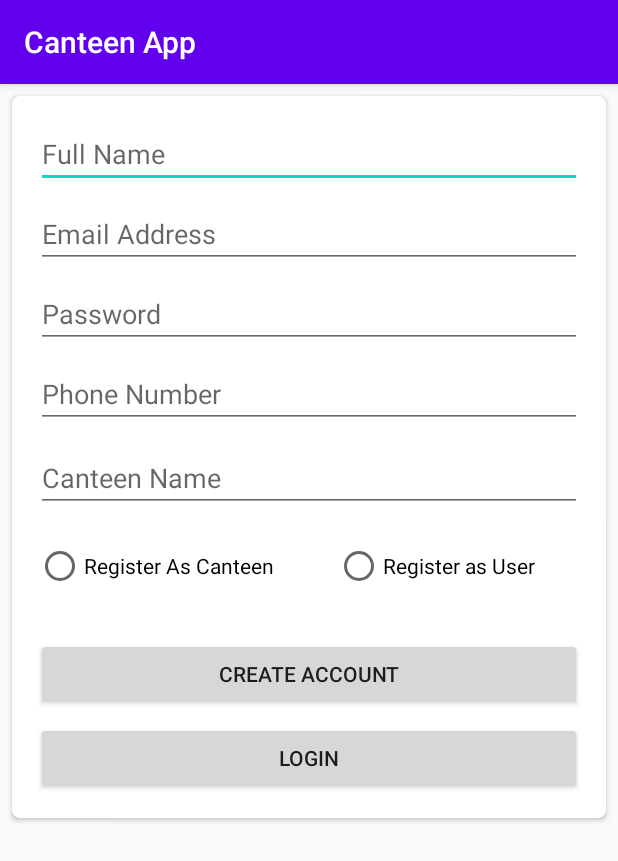
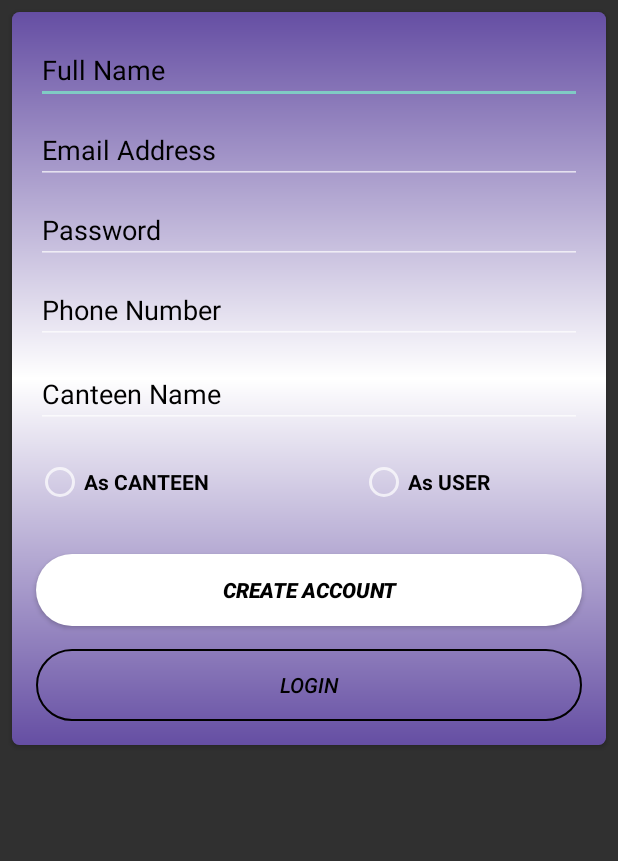
Before and after one commit to yogeshwarram/CanteenApp, an Android app: the RegisterActivity screen opened directly, with no data from a screen before it, on a phone screen of 412 x 824 dp. Shown: the top 861 px of the screen. Run offline under Robolectric (Android 15) with nearby library versions, the phone set to English and light mode, and no system bars; our stand-ins replace Firebase (no records; nobody signed in at launch, a user with empty details on screens opened directly).

Commit message:
Register Page UI

```diff
--- a/app/src/main/AndroidManifest.xml
+++ b/app/src/main/AndroidManifest.xml
@@ -9,7 +9,8 @@
         android:roundIcon="@mipmap/ic_launcher_round"
         android:supportsRtl="true"
         android:theme="@style/AppTheme">
-        <activity android:name=".RegisterActivity"/>
+        <activity android:name=".RegisterActivity"
+            android:theme="@style/Theme.AppCompat.NoActionBar"/>
         <activity android:name=".LoginActivity"
             android:theme="@style/Theme.AppCompat.NoActionBar">
             <intent-filter>
--- /dev/null
+++ b/app/src/main/res/drawable/layout3.xml
@@ -0,0 +1,6 @@
+<?xml version="1.0" encoding="utf-8"?>
+<shape xmlns:android="http://schemas.android.com/apk/res/android" android:shape="rectangle" >
+
+    <gradient android:startColor="#654ea3" android:centerColor="@color/colorWhite" android:endColor="#654ea3" android:type="linear" android:angle="270"/>
+
+</shape>
--- a/app/src/main/res/layout/activity_login.xml
+++ b/app/src/main/res/layout/activity_login.xml
@@ -41,8 +41,8 @@
             android:layout_width="260dp"
             android:layout_height="50dp"
             android:inputType="textPassword"
+            android:hint="Password"
             android:textColor="@color/colorBlack"
-            android:hint="Password"
             android:textColorHint="@color/colorBlack"
             android:layout_below="@id/loginEmail"
             android:layout_marginTop="20dp"
--- a/app/src/main/res/layout/activity_register.xml
+++ b/app/src/main/res/layout/activity_register.xml
@@ -5,8 +5,7 @@
     android:layout_width="match_parent"
     android:layout_height="match_parent"
     tools:context=".RegisterActivity">
-
-    <androidx.cardview.widget.CardView
+<androidx.cardview.widget.CardView
         android:layout_width="0dp"
         android:layout_height="wrap_content"
         android:layout_marginStart="8dp"
@@ -19,7 +18,8 @@
 
         <androidx.constraintlayout.widget.ConstraintLayout
             android:layout_width="match_parent"
-            android:layout_height="match_parent">
+            android:layout_height="match_parent"
+            android:background="@drawable/layout3">
 
             <EditText
                 android:id="@+id/registerName"
@@ -29,6 +29,8 @@
                 android:layout_marginTop="16dp"
                 android:layout_marginEnd="16dp"
                 android:ems="10"
+                android:textColor="@color/colorBlack"
+                android:textColorHint="@color/colorBlack"
                 android:hint="Full Name"
                 android:inputType="textPersonName"
                 app:layout_constraintEnd_toEndOf="parent"
@@ -42,6 +44,8 @@
                 android:layout_marginStart="16dp"
                 android:layout_marginTop="8dp"
                 android:layout_marginEnd="16dp"
+                android:textColor="@color/colorBlack"
+                android:textColorHint="@color/colorBlack"
                 android:ems="10"
                 android:hint="Email Address"
                 android:inputType="textEmailAddress"
@@ -54,6 +58,8 @@
                 android:layout_width="0dp"
                 android:layout_height="wrap_content"
                 android:layout_marginStart="16dp"
+                android:textColor="@color/colorBlack"
+                android:textColorHint="@color/colorBlack"
                 android:layout_marginTop="8dp"
                 android:layout_marginEnd="16dp"
                 android:ems="10"
@@ -67,6 +73,8 @@
                 android:id="@+id/registerPhone"
                 android:layout_width="0dp"
                 android:layout_height="wrap_content"
+                android:textColor="@color/colorBlack"
+                android:textColorHint="@color/colorBlack"
                 android:layout_marginStart="16dp"
                 android:layout_marginTop="8dp"
                 android:layout_marginEnd="16dp"
@@ -81,6 +89,8 @@
                 android:id="@+id/registerCanteenName"
                 android:layout_width="0dp"
                 android:layout_height="wrap_content"
+                android:textColor="@color/colorBlack"
+                android:textColorHint="@color/colorBlack"
                 android:layout_marginStart="16dp"
                 android:layout_marginTop="64dp"
                 android:layout_marginEnd="16dp"
@@ -98,7 +108,9 @@
                 android:layout_height="wrap_content"
                 android:layout_marginStart="16dp"
                 android:layout_marginTop="76dp"
-                android:text="Register As Canteen"
+                android:text="As CANTEEN"
+                android:textColor="@color/colorBlack"
+                android:textStyle="bold"
                 app:layout_constraintStart_toStartOf="parent"
                 app:layout_constraintTop_toBottomOf="@+id/registerPhone" />
 
@@ -107,8 +119,10 @@
                 android:layout_width="wrap_content"
                 android:layout_height="wrap_content"
                 android:layout_marginTop="76dp"
-                android:layout_marginEnd="16dp"
-                android:text="Register as User"
+                android:textColor="@color/colorBlack"
+                android:layout_marginEnd="0dp"
+                android:textStyle="bold"
+                android:text="As USER"
                 app:layout_constraintEnd_toEndOf="parent"
                 app:layout_constraintHorizontal_bias="0.565"
                 app:layout_constraintStart_toEndOf="@+id/isAdmin"
@@ -122,6 +136,9 @@
                 android:layout_marginTop="32dp"
                 android:layout_marginEnd="16dp"
                 android:text="Create Account"
+                android:textStyle="bold|italic"
+                android:background="@drawable/layout_2"
+                android:textColor="@color/colorBlack"
                 app:layout_constraintEnd_toEndOf="parent"
                 app:layout_constraintHorizontal_bias="0.0"
                 app:layout_constraintStart_toStartOf="parent"
@@ -130,11 +147,15 @@
             <Button
                 android:id="@+id/gotoLogin"
                 android:layout_width="0dp"
+                app:layout_goneMarginTop="20dp"
                 android:layout_height="wrap_content"
                 android:layout_marginStart="16dp"
-                android:layout_marginTop="8dp"
+                android:layout_marginTop="15dp"
+                android:textColor="@color/colorBlack"
                 android:layout_marginEnd="16dp"
+                android:textStyle="italic"
                 android:layout_marginBottom="16dp"
+                android:background="@drawable/custom_edits"
                 android:text="Login"
                 app:layout_constraintBottom_toBottomOf="parent"
                 app:layout_constraintEnd_toEndOf="parent"
--- a/app/src/main/res/values/styles.xml
+++ b/app/src/main/res/values/styles.xml
@@ -16,4 +16,5 @@
     </style>
 
 
+
 </resources>
```
